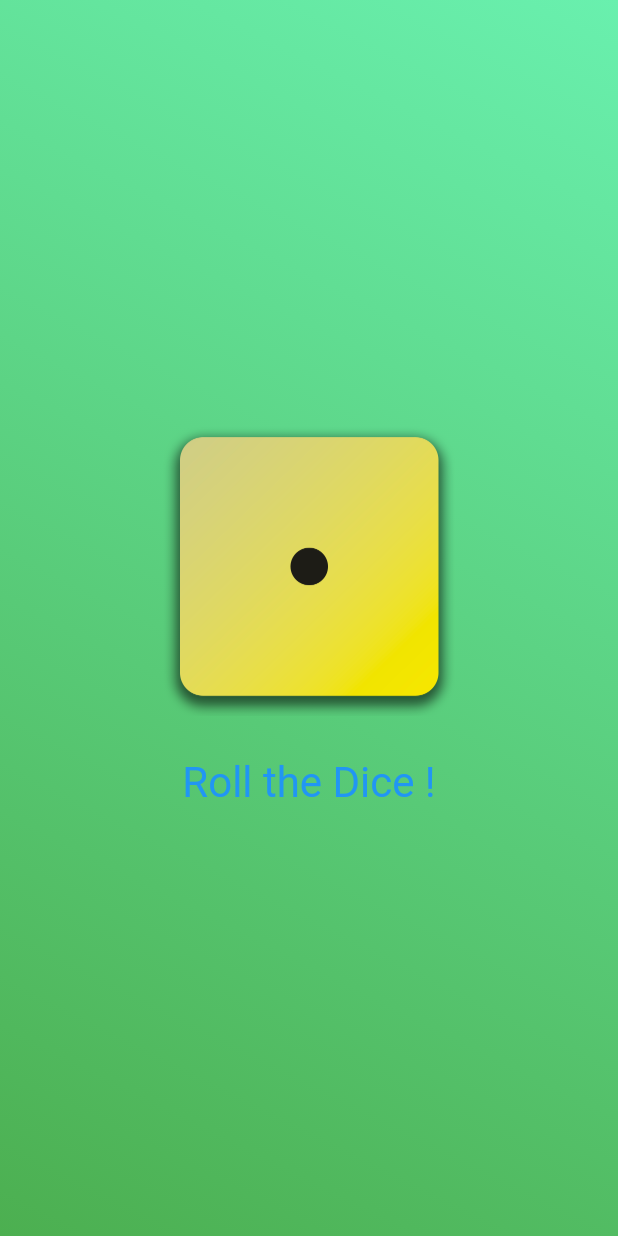
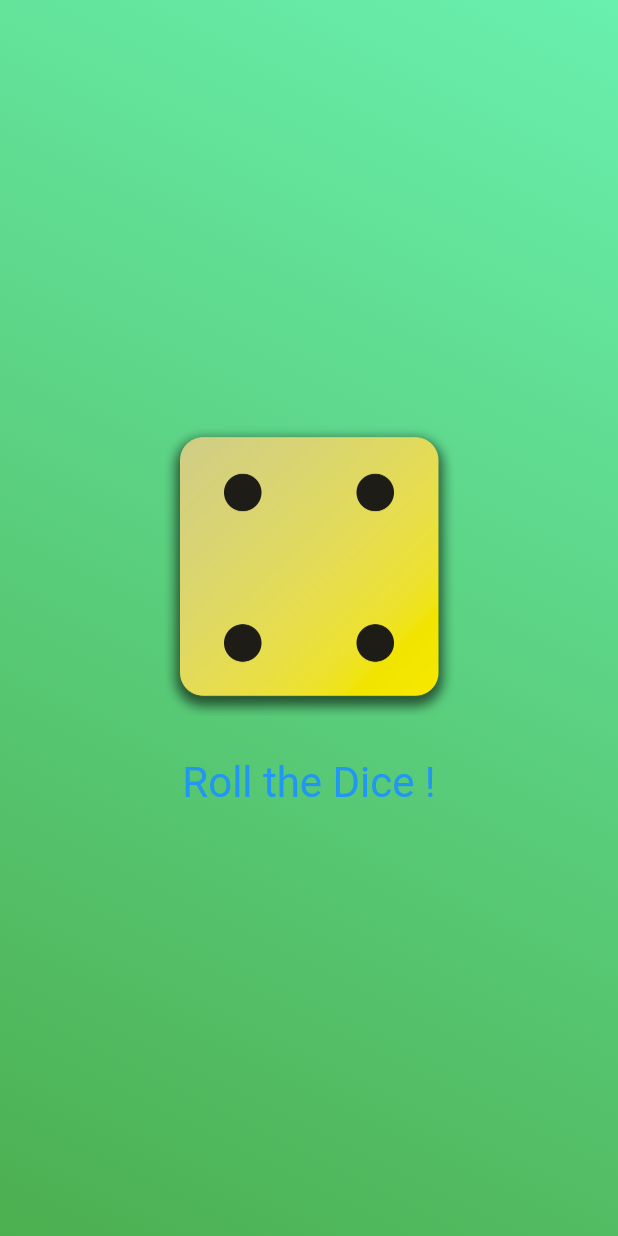
Before and after one commit to rawaone/Dice-Roller-App-Flutter, a Flutter app: the screen it shows after launch, after a tap on "Roll the Dice !", on a phone screen of 412 x 824 dp. Run offline on Flutter 3.47's test engine with Material 2 defaults, Android fonts, the phone set to English and light mode, and no system bars.

Commit message:
another dart file has been added to perform rolling the dice using the fuction inside a class !

```diff
--- /dev/null
+++ b/lib/dice_roller.dart
@@ -0,0 +1,47 @@
+import 'package:flutter/material.dart';
+
+class DiceRoller extends StatefulWidget{
+   const DiceRoller({Key? key}) : super(key: key);
+
+ State<DiceRoller> createState() {
+
+  return _DiceRollerState();
+ }
+
+}
+
+class _DiceRollerState extends State<DiceRoller>
+{
+  var activeDiceImage = 'assets/images/dice-1.png';
+
+  void rollDice() {
+    setState(() {
+         activeDiceImage = 'assets/images/dice-4.png';
+    print('chnaging image');
+    });
+  }
+
+  build(context) {
+    return Column(
+          mainAxisSize: MainAxisSize.min,
+          children: [
+            Image.asset(
+              activeDiceImage,
+              width: 200,
+            ),
+            const SizedBox(height: 20,), // this is like <br>, it creates space vertically
+            TextButton(
+              onPressed: rollDice,
+              style: TextButton.styleFrom(
+                //padding: const EdgeInsets.only(top: 20),
+                textStyle: const TextStyle(
+                  color: Colors.white,
+                  fontSize: 28,
+                ),
+              ),
+              child: const Text('Roll the Dice !'),
+            ),
+          ],
+        );
+  }
+}
--- a/lib/gradient_container.dart
+++ b/lib/gradient_container.dart
@@ -2,20 +2,20 @@
 
 import 'package:flutter/material.dart';
 import 'package:test_one/styled_text.dart';
+import 'package:test_one/dice_roller.dart';
+
 
 var startAlignment = Alignment.bottomLeft;
 var endAlignment = Alignment.topRight;
 
 class GradientContainer extends StatelessWidget {
-  const GradientContainer(this.color1, this.color2, {Key? key})
+ const  GradientContainer(this.color1, this.color2, {Key? key})
       : super(key: key);
 
   final Color color1;
   final Color color2;
 
-  void rollDice() {
-    //////
-  }
+
 
   @override
   Widget build(context) {
@@ -27,28 +27,8 @@
           end: endAlignment,
         ),
       ),
-      child: Center(
-        child: Column(
-          mainAxisSize: MainAxisSize.min,
-          children: [
-            Image.asset(
-              'assets/images/dice-1.png',
-              width: 200,
-            ),
-            const SizedBox(height: 20,), // this is like <br>, it creates space vertically
-            TextButton(
-              onPressed: rollDice,
-              style: TextButton.styleFrom(
-                //padding: const EdgeInsets.only(top: 20),
-                textStyle: const TextStyle(
-                  color: Colors.white,
-                  fontSize: 28,
-                ),
-              ),
-              child: const Text('Roll the Dice !'),
-            ),
-          ],
-        ),
+      child: const Center(
+        child: DiceRoller(),
       ),
     );
   }
--- a/lib/main.dart
+++ b/lib/main.dart
@@ -5,7 +5,7 @@
   runApp(
     const MaterialApp(
       home: Scaffold(
-        body: GradientContainer(Colors.green,Colors.greenAccent),
+        body: GradientContainer(Colors.green, Colors.greenAccent),
       ),
     ),
   );
```
